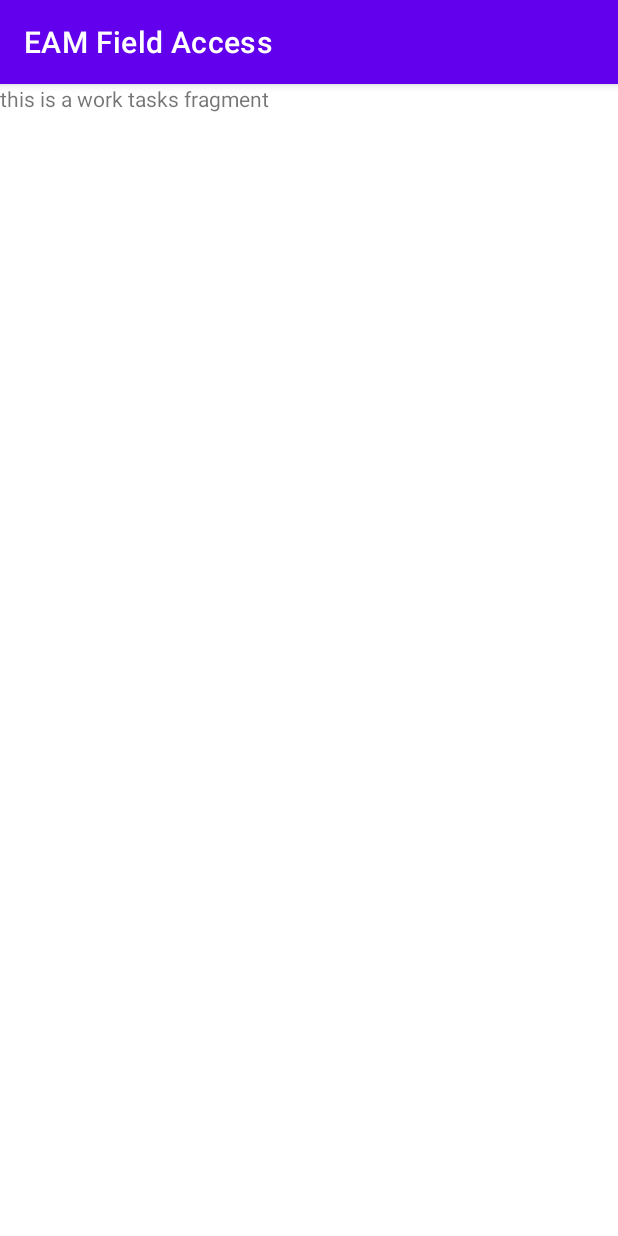
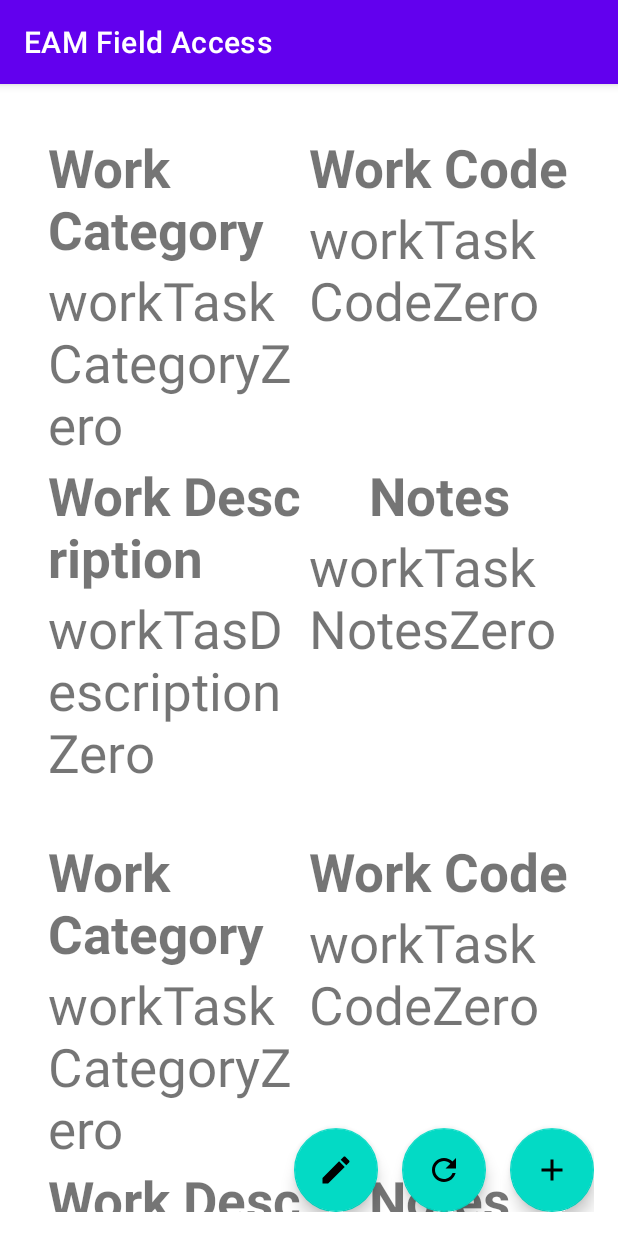
Before and after one commit to cleverSheep/FFA, an Android app: the fragment WorkTasksFragment shown on its own in the app's theme, on a phone screen of 412 x 824 dp. Run offline under Robolectric (Android 15) with nearby library versions, the phone set to English and light mode, and no system bars.

Commit message:
able to add tasks

```diff
--- a/app/src/main/java/com/product/eamfieldaccess/util/TestData.kt
+++ b/app/src/main/java/com/product/eamfieldaccess/util/TestData.kt
@@ -4,7 +4,7 @@ import com.product.eamfieldaccess.models.*
 
 class TestData {
     companion object {
-        val WORKTASKS = listOf(
+        val WORKTASKS = arrayListOf(
             WorkTask(
                 "workTaskCategoryZero",
                 "workTaskCodeZero",
--- a/app/src/main/java/com/product/eamfieldaccess/workpanel/tabs/WorkTasksFragment.kt
+++ /dev/null
@@ -1,60 +0,0 @@
-package com.product.eamfieldaccess.workpanel.tabs
-
-import android.os.Bundle
-import androidx.fragment.app.Fragment
-import android.view.LayoutInflater
-import android.view.View
-import android.view.ViewGroup
-import com.product.eamfieldaccess.R
-
-// TODO: Rename parameter arguments, choose names that match
-// the fragment initialization parameters, e.g. ARG_ITEM_NUMBER
-private const val ARG_PARAM1 = "param1"
-private const val ARG_PARAM2 = "param2"
-
-/**
- * A simple [Fragment] subclass.
- * Use the [WorkTasksFragment.newInstance] factory method to
- * create an instance of this fragment.
- */
-class WorkTasksFragment : Fragment() {
-    // TODO: Rename and change types of parameters
-    private var param1: String? = null
-    private var param2: String? = null
-
-    override fun onCreate(savedInstanceState: Bundle?) {
-        super.onCreate(savedInstanceState)
-        arguments?.let {
-            param1 = it.getString(ARG_PARAM1)
-            param2 = it.getString(ARG_PARAM2)
-        }
-    }
-
-    override fun onCreateView(
-        inflater: LayoutInflater, container: ViewGroup?,
-        savedInstanceState: Bundle?
-    ): View? {
-        // Inflate the layout for this fragment
-        return inflater.inflate(R.layout.fragment_work_tasks, container, false)
-    }
-
-    companion object {
-        /**
-         * Use this factory method to create a new instance of
-         * this fragment using the provided parameters.
-         *
-         * @param param1 Parameter 1.
-         * @param param2 Parameter 2.
-         * @return A new instance of fragment WorkTasksFragment.
-         */
-        // TODO: Rename and change types and number of parameters
-        @JvmStatic
-        fun newInstance(param1: String, param2: String) =
-            WorkTasksFragment().apply {
-                arguments = Bundle().apply {
-                    putString(ARG_PARAM1, param1)
-                    putString(ARG_PARAM2, param2)
-                }
-            }
-    }
-}
--- /dev/null
+++ b/app/src/main/java/com/product/eamfieldaccess/workpanel/tabs/worktasks/WorkTaskAdapter.kt
@@ -0,0 +1,47 @@
+package com.product.eamfieldaccess.workpanel.tabs.worktasks
+
+import android.view.LayoutInflater
+import android.view.View
+import android.view.ViewGroup
+import androidx.recyclerview.widget.RecyclerView
+import com.product.eamfieldaccess.R
+import com.product.eamfieldaccess.models.WorkTask
+import com.product.eamfieldaccess.workselection.WorkSelectionItem
+
+class WorkTaskAdapter(
+    private val dataSet: ArrayList<WorkTask>
+) : RecyclerView.Adapter<WorkTaskAdapter.ViewHolder>() {
+
+    class ViewHolder(view: View) :
+        RecyclerView.ViewHolder(view) {
+        val workCategory = view.findViewById<WorkSelectionItem>(R.id.work_task_category)
+        val workCode = view.findViewById<WorkSelectionItem>(R.id.work_task_code)
+        val workDescription = view.findViewById<WorkSelectionItem>(R.id.work_task_description)
+        val workNotes = view.findViewById<WorkSelectionItem>(R.id.work_task_notes)
+    }
+
+    override fun onCreateViewHolder(parent: ViewGroup, viewType: Int): ViewHolder {
+        val view = LayoutInflater.from(parent.context).inflate(
+            R.layout.work_task_item, parent,
+            false
+        )
+        return ViewHolder(view)
+    }
+
+    override fun onBindViewHolder(
+        holder: ViewHolder,
+        position: Int
+    ) {
+        holder.workCategory.setContent(dataSet[position].category)
+        holder.workCode.setContent(dataSet[position].code)
+        holder.workDescription.setContent(dataSet[position].description)
+        holder.workNotes.setContent(dataSet[position].notes)
+    }
+
+    override fun getItemCount() = dataSet.size
+
+    fun addTask(task: WorkTask) {
+        dataSet.add(task)
+        notifyItemInserted(dataSet.size - 1);
+    }
+}
--- /dev/null
+++ b/app/src/main/java/com/product/eamfieldaccess/workpanel/tabs/worktasks/WorkTasksFragment.kt
@@ -0,0 +1,59 @@
+package com.product.eamfieldaccess.workpanel.tabs.worktasks
+
+import android.os.Bundle
+import android.util.Log
+import android.view.LayoutInflater
+import android.view.View
+import android.view.ViewGroup
+import androidx.fragment.app.Fragment
+import androidx.recyclerview.widget.LinearLayoutManager
+import androidx.recyclerview.widget.RecyclerView
+import com.google.android.material.floatingactionbutton.FloatingActionButton
+import com.product.eamfieldaccess.R
+import com.product.eamfieldaccess.util.TestData
+
+class WorkTasksFragment : Fragment() {
+    private lateinit var workTasks: RecyclerView
+    private lateinit var fabEditTask: FloatingActionButton
+    private lateinit var fabRefreshTasks: FloatingActionButton
+    private lateinit var fabAddTask: FloatingActionButton
+    private val alertDialog = AddTaskDialog()
+
+
+    override fun onCreateView(
+        inflater: LayoutInflater, container: ViewGroup?,
+        savedInstanceState: Bundle?
+    ): View? {
+        // Inflate the layout for this fragment
+        return inflater.inflate(R.layout.fragment_work_tasks, container, false)
+    }
+
+    override fun onViewCreated(view: View, savedInstanceState: Bundle?) {
+        super.onViewCreated(view, savedInstanceState)
+        workTasks = view.findViewById(R.id.rv_work_tasks)
+
+        val adapter = WorkTaskAdapter(TestData.WORKTASKS)
+        workTasks.adapter = adapter
+        workTasks.layoutManager = LinearLayoutManager(activity)
+
+        fabAddTask = view.findViewById(R.id.fab_add_task)
+        fabEditTask = view.findViewById(R.id.fab_edit_task)
+        fabRefreshTasks = view.findViewById(R.id.fab_refresh_tasks)
+
+        fabAddTask.setOnClickListener {
+            alertDialog.showDialog(activity)
+            alertDialog._addedTask.observe(viewLifecycleOwner) {
+                if (it != null) {
+                    adapter.addTask(it)
+                } else {
+                    Log.d("WorkTasksFragment", "Work task is null")
+                }
+            }
+        }
+
+        fabEditTask.setOnClickListener {}
+
+        fabRefreshTasks.setOnClickListener {}
+
+    }
+}
--- /dev/null
+++ b/app/src/main/res/drawable/background_work_task.xml
@@ -0,0 +1,9 @@
+<?xml version="1.0" encoding="utf-8"?>
+<shape xmlns:android="http://schemas.android.com/apk/res/android"
+    android:shape="rectangle">
+
+    <stroke
+        android:width="1dp"
+        android:color="@android:color/white" />
+
+</shape>
--- /dev/null
+++ b/app/src/main/res/drawable/ic_baseline_add_24.xml
@@ -0,0 +1,10 @@
+<vector xmlns:android="http://schemas.android.com/apk/res/android"
+    android:width="42dp"
+    android:height="42dp"
+    android:tint="#000000"
+    android:viewportWidth="24"
+    android:viewportHeight="24">
+    <path
+        android:fillColor="@android:color/white"
+        android:pathData="M19,13h-6v6h-2v-6H5v-2h6V5h2v6h6v2z" />
+</vector>
--- /dev/null
+++ b/app/src/main/res/drawable/ic_baseline_edit_24.xml
@@ -0,0 +1,10 @@
+<vector xmlns:android="http://schemas.android.com/apk/res/android"
+    android:width="42dp"
+    android:height="42dp"
+    android:tint="#000000"
+    android:viewportWidth="24"
+    android:viewportHeight="24">
+    <path
+        android:fillColor="@android:color/white"
+        android:pathData="M3,17.25V21h3.75L17.81,9.94l-3.75,-3.75L3,17.25zM20.71,7.04c0.39,-0.39 0.39,-1.02 0,-1.41l-2.34,-2.34c-0.39,-0.39 -1.02,-0.39 -1.41,0l-1.83,1.83 3.75,3.75 1.83,-1.83z" />
+</vector>
--- /dev/null
+++ b/app/src/main/res/drawable/ic_baseline_refresh_42.xml
@@ -0,0 +1,10 @@
+<vector xmlns:android="http://schemas.android.com/apk/res/android"
+    android:width="42dp"
+    android:height="42dp"
+    android:tint="#000000"
+    android:viewportWidth="24"
+    android:viewportHeight="24">
+    <path
+        android:fillColor="@android:color/white"
+        android:pathData="M17.65,6.35C16.2,4.9 14.21,4 12,4c-4.42,0 -7.99,3.58 -7.99,8s3.57,8 7.99,8c3.73,0 6.84,-2.55 7.73,-6h-2.08c-0.82,2.33 -3.04,4 -5.65,4 -3.31,0 -6,-2.69 -6,-6s2.69,-6 6,-6c1.66,0 3.14,0.69 4.22,1.78L13,11h7V4l-2.35,2.35z" />
+</vector>
--- a/app/src/main/res/layout/fragment_work_tasks.xml
+++ b/app/src/main/res/layout/fragment_work_tasks.xml
@@ -1,13 +1,43 @@
 <?xml version="1.0" encoding="utf-8"?>
-<FrameLayout xmlns:android="http://schemas.android.com/apk/res/android"
+<androidx.constraintlayout.widget.ConstraintLayout xmlns:android="http://schemas.android.com/apk/res/android"
+    xmlns:app="http://schemas.android.com/apk/res-auto"
     xmlns:tools="http://schemas.android.com/tools"
     android:layout_width="match_parent"
-    android:layout_height="match_parent">
+    android:layout_height="match_parent"
+    android:padding="16dp">
 
-    <!-- TODO: Update blank fragment layout -->
-    <TextView
+    <androidx.recyclerview.widget.RecyclerView
+        android:id="@+id/rv_work_tasks"
         android:layout_width="match_parent"
-        android:layout_height="match_parent"
-        android:text="this is a work tasks fragment" />
+        android:layout_height="0dp"
+        app:layout_constraintBottom_toBottomOf="parent"
+        app:layout_constraintTop_toTopOf="parent"
+        tools:layout_editor_absoluteX="16dp" />
 
-</FrameLayout>
+    <com.google.android.material.floatingactionbutton.FloatingActionButton
+        android:id="@+id/fab_edit_task"
+        android:layout_width="wrap_content"
+        android:layout_height="wrap_content"
+        android:layout_marginEnd="16dp"
+        android:src="@drawable/ic_baseline_edit_24"
+        app:layout_constraintBottom_toBottomOf="parent"
+        app:layout_constraintEnd_toStartOf="@+id/fab_refresh_tasks" />
+
+    <com.google.android.material.floatingactionbutton.FloatingActionButton
+        android:id="@+id/fab_refresh_tasks"
+        android:layout_width="wrap_content"
+        android:layout_height="wrap_content"
+        android:layout_marginEnd="16dp"
+        android:src="@drawable/ic_baseline_refresh_42"
+        app:layout_constraintBottom_toBottomOf="parent"
+        app:layout_constraintEnd_toStartOf="@+id/fab_add_task" />
+
+    <com.google.android.material.floatingactionbutton.FloatingActionButton
+        android:id="@+id/fab_add_task"
+        android:layout_width="wrap_content"
+        android:layout_height="wrap_content"
+        android:src="@drawable/ic_baseline_add_24"
+        app:layout_constraintBottom_toBottomOf="parent"
+        app:layout_constraintEnd_toEndOf="parent" />
+
+</androidx.constraintlayout.widget.ConstraintLayout>
--- /dev/null
+++ b/app/src/main/res/layout/work_task_item.xml
@@ -0,0 +1,57 @@
+<?xml version="1.0" encoding="utf-8"?>
+<androidx.constraintlayout.widget.ConstraintLayout xmlns:android="http://schemas.android.com/apk/res/android"
+    xmlns:app="http://schemas.android.com/apk/res-auto"
+    android:layout_width="match_parent"
+    android:layout_height="wrap_content"
+    android:background="@drawable/background_work_task"
+    android:padding="16dp">
+
+
+    <com.product.eamfieldaccess.workselection.WorkSelectionItem
+        android:id="@+id/work_task_category"
+        android:layout_width="0dp"
+        android:layout_height="wrap_content"
+        android:gravity="center"
+        app:content="PM"
+        app:layout_constraintEnd_toStartOf="@+id/work_task_code"
+        app:layout_constraintHorizontal_bias="0.5"
+        app:layout_constraintStart_toStartOf="parent"
+        app:layout_constraintTop_toTopOf="parent"
+        app:name="Work Category" />
+
+    <com.product.eamfieldaccess.workselection.WorkSelectionItem
+        android:id="@+id/work_task_code"
+        android:layout_width="0dp"
+        android:layout_height="wrap_content"
+        android:gravity="center"
+        app:content="Travel"
+        app:layout_constraintEnd_toEndOf="parent"
+        app:layout_constraintHorizontal_bias="0.5"
+        app:layout_constraintStart_toEndOf="@+id/work_task_category"
+        app:layout_constraintTop_toTopOf="parent"
+        app:name="Work Code" />
+
+    <com.product.eamfieldaccess.workselection.WorkSelectionItem
+        android:id="@+id/work_task_description"
+        android:layout_width="0dp"
+        android:layout_height="wrap_content"
+        android:gravity="center"
+        app:content="Travel Time"
+        app:layout_constraintEnd_toStartOf="@+id/work_task_notes"
+        app:layout_constraintHorizontal_bias="0.5"
+        app:layout_constraintStart_toStartOf="parent"
+        app:layout_constraintTop_toBottomOf="@id/work_task_category"
+        app:name="Work Description" />
+
+    <com.product.eamfieldaccess.workselection.WorkSelectionItem
+        android:id="@+id/work_task_notes"
+        android:layout_width="0dp"
+        android:layout_height="wrap_content"
+        android:gravity="center"
+        app:content="Working - RR. This is really long text to see what happends with really long text."
+        app:layout_constraintEnd_toEndOf="parent"
+        app:layout_constraintHorizontal_bias="0.5"
+        app:layout_constraintStart_toEndOf="@+id/work_task_description"
+        app:layout_constraintTop_toBottomOf="@id/work_task_category"
+        app:name="Notes" />
+</androidx.constraintlayout.widget.ConstraintLayout>
--- a/app/src/main/res/navigation/work_panel_nav.xml
+++ b/app/src/main/res/navigation/work_panel_nav.xml
@@ -27,7 +27,7 @@
         tools:layout="@layout/fragment_work_request" />
     <fragment
         android:id="@+id/workTasksFragment"
-        android:name="com.product.eamfieldaccess.workpanel.tabs.WorkTasksFragment"
+        android:name="com.product.eamfieldaccess.workpanel.tabs.worktasks.WorkTasksFragment"
         android:label="fragment_work_tasks"
         tools:layout="@layout/fragment_work_tasks" />
 </navigation>
```
Also changed, not shown: app/src/main/java/com/product/eamfieldaccess/workpanel/tabs/worktasks/AddTaskDialog.kt (added, +62 -0 lines), app/src/main/res/layout/add_task_dialog.xml (added, +75 -0 lines).
